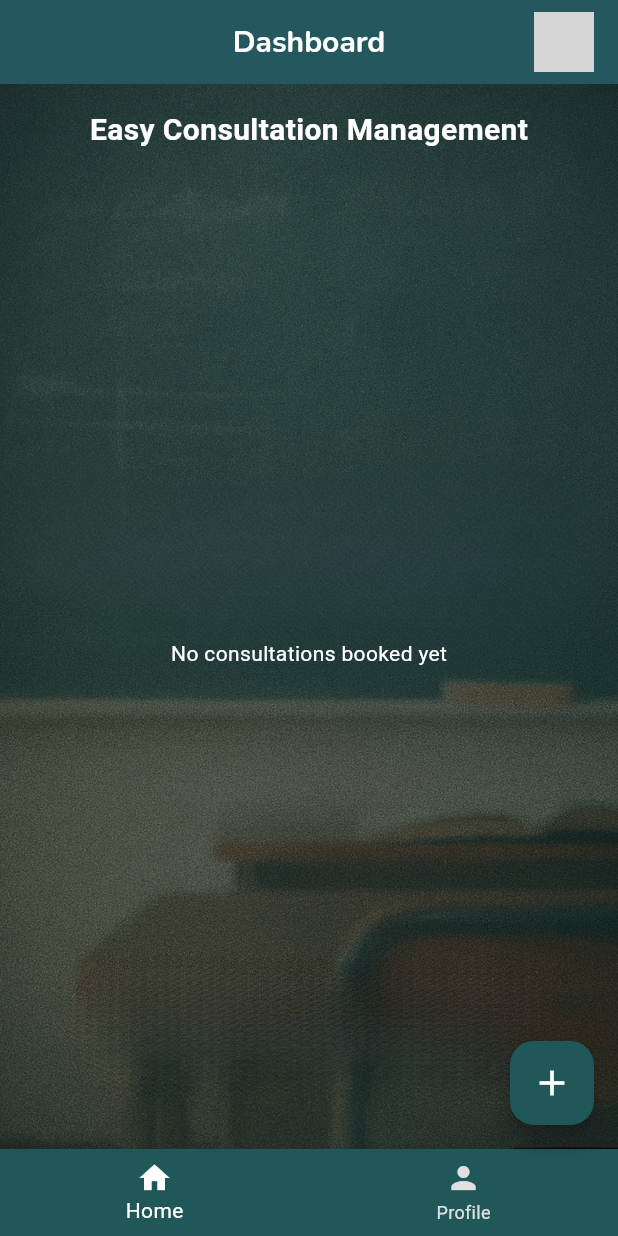
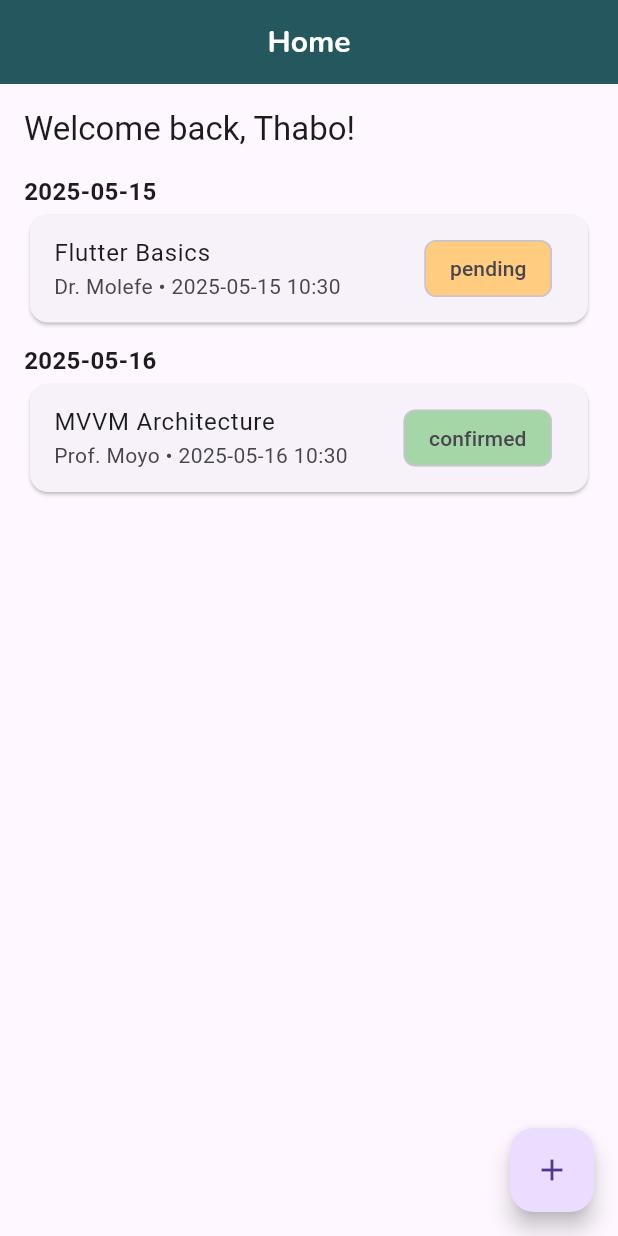
Before and after one commit to ArchipeSesanga/consultation_app, a Flutter app: the screen it shows after launch, on a phone screen of 412 x 824 dp. Run offline on Flutter 3.47's test engine with Material 3 defaults, Android fonts, the phone set to English and light mode, and no system bars; our stand-ins replace firebase_core, google_fonts, image_picker; accounts and stored records are empty; grey boxes are pictures that could not be loaded.

Commit message:
1.3Home Screen
Personalised welcome message
o Bookings ListView:

▪ Grouped by date
▪ Status indicators (pending/confirmed)
Floating Action Button (+ icon) for new bookings

```diff
--- a/lib/main.dart
+++ b/lib/main.dart
@@ -2,6 +2,7 @@
 Student Numbers: 221003314,  221049485, 222052243  ,  220014909, 221032075
 Student Names:   AM Sesanga, BD Davis,  E.B Phungula, T.E Sello, Mutlana K.P   */
 
+import 'package:assignement_1_2025/viewmodels/booking_view_model.dart';
 import 'package:firebase_core/firebase_core.dart';
 import 'package:flutter/foundation.dart';
 import 'package:flutter/material.dart';
@@ -10,6 +11,7 @@ import 'package:provider/provider.dart';
 import 'routes/route_manager.dart';
 import 'viewmodels/consultation_view_model.dart';
 import 'viewmodels/profile_view_model.dart';
+import 'viewmodels/booking_view_model.dart';
 
 void main() async {
   WidgetsFlutterBinding.ensureInitialized();
@@ -35,6 +37,7 @@ void main() async {
       providers: [
         ChangeNotifierProvider(create: (_) => ConsultationViewModel()),
         ChangeNotifierProvider(create: (_) => ProfileViewModel()),
+        ChangeNotifierProvider(create: (_) => BookingViewModel()),
       ],
       child: const MyApp(),
     ),
--- a/lib/models/booking.dart
+++ b/lib/models/booking.dart
@@ -0,0 +1,15 @@
+class Booking {
+  final String id;
+  final String lecturer;
+  final DateTime dateTime;
+  final String topic;
+  final String status;
+
+  Booking({
+    required this.id,
+    required this.lecturer,
+    required this.dateTime,
+    required this.topic,
+    required this.status,
+  });
+}
--- a/lib/routes/route_manager.dart
+++ b/lib/routes/route_manager.dart
@@ -17,7 +17,7 @@ class RouteManager {
   static Route<dynamic> generateRoute(RouteSettings settings) {
     switch (settings.name) {
       case homeScreen:
-        return MaterialPageRoute(builder: (_) => const HomeScreen());
+        return MaterialPageRoute(builder: (_) => HomeScreen());
       case addConsultationScreen:
         return MaterialPageRoute(builder: (_) => const AddConsultationScreen());
       case consultationDetailsScreen:
--- a/lib/viewmodels/booking_view_model.dart
+++ b/lib/viewmodels/booking_view_model.dart
@@ -0,0 +1,30 @@
+import 'package:flutter/material.dart';
+import '../models/booking.dart';
+
+class BookingViewModel extends ChangeNotifier {
+  final List<Booking> _bookings = [
+    Booking(
+      id: '1',
+      lecturer: 'Dr. Molefe',
+      dateTime: DateTime.now().add(Duration(days: 1)),
+      topic: 'Flutter Basics',
+      status: 'pending',
+    ),
+    Booking(
+      id: '2',
+      lecturer: 'Prof. Moyo',
+      dateTime: DateTime.now().add(Duration(days: 2)),
+      topic: 'MVVM Architecture',
+      status: 'confirmed',
+    ),
+  ];
+
+  List<Booking> get bookings => _bookings;
+
+  Future<void> refreshBookings() async {
+    await Future.delayed(Duration(seconds: 1));
+    notifyListeners();
+  }
+
+
+}
--- a/lib/viewmodels/profile_view_model.dart
+++ b/lib/viewmodels/profile_view_model.dart
@@ -6,7 +6,7 @@ import 'package:flutter/material.dart';
 import 'dart:io';
 
 class ProfileViewModel with ChangeNotifier {
-  ProfileData _profileData = ProfileData(
+  final ProfileData _profileData = ProfileData(
     name: '',
     role: '',
     email: '',
--- a/lib/views/home_screen.dart
+++ b/lib/views/home_screen.dart
@@ -1,138 +1,80 @@
-/*
-Student Numbers: 221003314,  221049485, 222052243  ,  220014909, 221032075
-Student Names:   AM Sesanga, BD Davis,  E.B Phungula, T.E Sello, Mutlana K.P   */
-
 import 'package:flutter/material.dart';
 import 'package:provider/provider.dart';
-import '../routes/route_manager.dart';
-import '../viewmodels/consultation_view_model.dart';
-import '../viewmodels/profile_view_model.dart'; // Import profile ViewModel
+import '../../models/booking.dart';
+import '../../viewmodels/booking_view_model.dart';
 
 class HomeScreen extends StatelessWidget {
-  const HomeScreen({super.key});
+  final String studentName = 'Thabo'; // You can fetch this from ProfileViewModel later
 
   @override
   Widget build(BuildContext context) {
-    final consultations =
-        Provider.of<ConsultationViewModel>(context).consultations;
-    final profileViewModel = Provider.of<ProfileViewModel>(context); // Get profile data
+    final bookingViewModel = context.watch<BookingViewModel>();
+    final bookings = bookingViewModel.bookings;
 
     return Scaffold(
-      appBar: AppBar(
-        title: const Text('Dashboard'),
-        centerTitle: true,
-        backgroundColor: const Color(0xFF205759), // Cozy academic greenish-teal
-        elevation: 2,
-        actions: [
-          Padding(
-            padding: const EdgeInsets.only(right: 16.0), // Add some space
-            child: CircleAvatar(
-              radius: 20, // Adjust size
-              backgroundImage:
-                  profileViewModel.image != null
-                      ? FileImage(profileViewModel.image!)
-                      : const NetworkImage('https://picsum.photos/250?image=9')
-                          as ImageProvider,
+      appBar: AppBar(title: Text("Home")),
+      body: RefreshIndicator(
+        onRefresh: () async => bookingViewModel.refreshBookings(), // Firestore later
+        child: ListView(
+          padding: EdgeInsets.all(16),
+          children: [
+            Text(
+              "Welcome back, $studentName!",
+              style: Theme.of(context).textTheme.titleLarge,
             ),
-          ),
-        ],
-      ),
-      body: Container(
-        decoration: BoxDecoration(
-          image: DecorationImage(
-            image: AssetImage('lib/assets/images/bodyBackground.png'), // Add your image here
-            fit: BoxFit.cover, // Covers the entire screen
-            colorFilter: ColorFilter.mode(
-              Colors.black.withOpacity(0.4), // Adds a slight dark overlay for readability
-              BlendMode.darken,
-            ),
-          ),
-        ),
-        child: Padding(
-          padding: const EdgeInsets.all(16.0),
-          child: Column(
-            crossAxisAlignment: CrossAxisAlignment.center,
-            children: [
-              const Text(
-                'Easy Consultation Management',
-                style: TextStyle(
-                  fontSize: 20,
-                  fontWeight: FontWeight.bold,
-                  color: Colors.white, // White text for contrast
-                ),
-              ),
-              const SizedBox(height: 20),
-              Expanded(
-                child: consultations.isEmpty
-                    ? const Center(
-                        child: Text(
-                          'No consultations booked yet',
-                          style: TextStyle(color: Colors.white), // White text
-                        ),
-                      )
-                    : ListView.builder(
-                        itemCount: consultations.length,
-                        itemBuilder: (context, index) {
-                          final consultation = consultations[index];
-                          return Card(
-                            color: Colors.white.withOpacity(0.9), // Card with soft opacity for contrast
-                            child: ListTile(
-                              title: Text(consultation.description),
-                              subtitle: Text(consultation.topic),
-                              trailing: const Icon(Icons.chevron_right),
-                              onTap: () => Navigator.pushNamed(
-                                context,
-                                RouteManager.consultationDetailsScreen,
-                                arguments: consultation.toMap(),
-                              ),
+            SizedBox(height: 16),
+            if (bookings.isEmpty)
+              Center(child: Text("No bookings yet."))
+            else
+              ..._groupedByDate(bookings).entries.map((entry) {
+                return Column(
+                  crossAxisAlignment: CrossAxisAlignment.start,
+                  children: [
+                    Text(
+                      entry.key,
+                      style: TextStyle(fontWeight: FontWeight.bold, fontSize: 16),
+                    ),
+                    ...entry.value.map((booking) => Card(
+                          child: ListTile(
+                            title: Text(booking.topic),
+                            subtitle: Text(
+                              "${booking.lecturer} • ${_formatDateTime(booking.dateTime)}",
                             ),
-                          );
-                        },
-                      ),
-              ),
-            ],
-          ),
+                            trailing: Chip(
+                              label: Text(booking.status),
+                              backgroundColor: booking.status == 'confirmed'
+                                  ? Colors.green[200]
+                                  : Colors.orange[200],
+                            ),
+                          ),
+                        )),
+                    SizedBox(height: 10),
+                  ],
+                );
+              }),
+          ],
         ),
       ),
       floatingActionButton: FloatingActionButton(
-        onPressed: () => Navigator.pushNamed(
-          context,
-          RouteManager.addConsultationScreen,
-        ),
-        backgroundColor: const Color(0xFF205759), // Modern teal academic color
-        elevation: 6, // Soft shadow for a sleek effect
-        shape: RoundedRectangleBorder(
-          borderRadius: BorderRadius.circular(16), // Slightly rounded for a modern look
-        ),
-        child: const Icon(
-          Icons.add,
-          color: Colors.white, // White for contrast
-          size: 28, // Larger icon for better visibility
-        ),
-      ),
-      bottomNavigationBar: BottomNavigationBar(
-        backgroundColor: const Color(0xFF205759), // Cozy academic teal
-        selectedItemColor: Colors.white, // Highlighted icon/text color
-        unselectedItemColor: Colors.grey.shade300, // Muted color for inactive items
-        elevation: 8, // Adds a floating effect
-        type: BottomNavigationBarType.fixed, // Ensures labels are always visible
-        items: const [
-          BottomNavigationBarItem(
-            icon: Icon(Icons.home),
-            label: 'Home',
-          ),
-          BottomNavigationBarItem(
-            icon: Icon(Icons.person),
-            label: 'Profile',
-          ),
-        ],
-        currentIndex: 0,
-        onTap: (index) {
-          if (index == 1) {
-            Navigator.pushNamed(context, RouteManager.profileScreen);
-          }
+        onPressed: () {
+          Navigator.pushNamed(context, '/addBooking'); // Update route as needed
         },
+        child: Icon(Icons.add),
       ),
     );
   }
+
+  Map<String, List<Booking>> _groupedByDate(List<Booking> bookings) {
+    Map<String, List<Booking>> grouped = {};
+    for (var booking in bookings) {
+      final key =
+          "${booking.dateTime.year}-${booking.dateTime.month.toString().padLeft(2, '0')}-${booking.dateTime.day.toString().padLeft(2, '0')}";
+      grouped.putIfAbsent(key, () => []).add(booking);
+    }
+    return grouped;
+  }
+
+  String _formatDateTime(DateTime dt) {
+    return "${dt.year}-${dt.month.toString().padLeft(2, '0')}-${dt.day.toString().padLeft(2, '0')} ${dt.hour}:${dt.minute.toString().padLeft(2, '0')}";
+  }
 }
```
